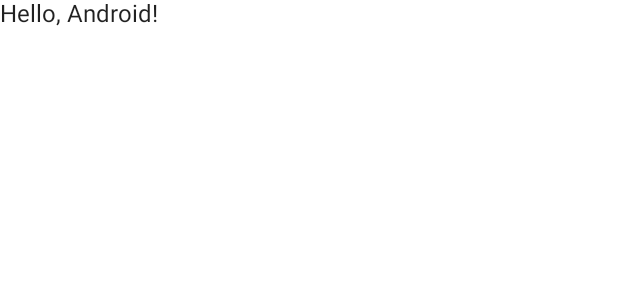
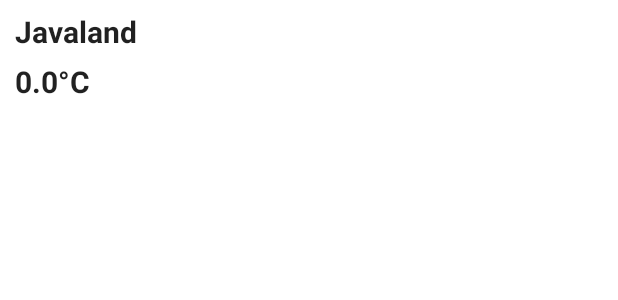
Before and after one commit to michalharakal/kmp-workshop, an Android app built with Jetpack Compose: the @Preview function DefaultPreview, on a phone screen of 412 x 824 dp. Shown: the top 300 px of the screen. Run offline under Robolectric (Android 15) with nearby library versions, the phone set to English and light mode, and no system bars.

Commit message:
Add DeviceView using DeviceViewModel on Desktop JVM and Android

```diff
--- a/javaland2023/codelab/iot-explorer/androidApp/src/main/java/iot/explorer/android/MainActivity.kt
+++ b/javaland2023/codelab/iot-explorer/androidApp/src/main/java/iot/explorer/android/MainActivity.kt
@@ -9,6 +9,8 @@ import androidx.compose.runtime.Composable
 import androidx.compose.ui.Modifier
 import androidx.compose.ui.tooling.preview.Preview
 import iot.explorer.Greeting
+import iot.explorer.presentation.DeviceView
+import iot.explorer.presentation.DeviceViewModel
 
 class MainActivity : ComponentActivity() {
     override fun onCreate(savedInstanceState: Bundle?) {
@@ -19,22 +21,18 @@ class MainActivity : ComponentActivity() {
                     modifier = Modifier.fillMaxSize(),
                     color = MaterialTheme.colors.background
                 ) {
-                    GreetingView(Greeting().greet())
+                    DeviceView(DeviceViewModel())
                 }
             }
         }
     }
 }
 
-@Composable
-fun GreetingView(text: String) {
-    Text(text = text)
-}
 
 @Preview
 @Composable
 fun DefaultPreview() {
     MyApplicationTheme {
-        GreetingView("Hello, Android!")
+        DeviceView(DeviceViewModel())
     }
 }
--- a/javaland2023/codelab/iot-explorer/gradle.properties
+++ b/javaland2023/codelab/iot-explorer/gradle.properties
@@ -11,3 +11,4 @@ android.nonTransitiveRClass=true
 #MPP
 kotlin.mpp.enableCInteropCommonization=true
 kotlin.mpp.androidSourceSetLayoutVersion=2
+org.jetbrains.compose.experimental.uikit.enabled=true
--- a/javaland2023/codelab/iot-explorer/shared/build.gradle.kts
+++ b/javaland2023/codelab/iot-explorer/shared/build.gradle.kts
@@ -1,6 +1,7 @@
 plugins {
+    id("com.android.library")
     kotlin("multiplatform")
-    id("com.android.library")
+    id("org.jetbrains.compose")
 }
 
 kotlin {
@@ -26,6 +27,9 @@ kotlin {
     sourceSets {
         val commonMain by getting {
             dependencies {
+                api(compose.runtime)
+                api(compose.foundation)
+                api(compose.material)
                 implementation("org.jetbrains.kotlinx:kotlinx-coroutines-core:1.6.4")
             }
         }
--- /dev/null
+++ b/javaland2023/codelab/iot-explorer/shared/src/commonMain/kotlin/iot/explorer/presentation/DeviceView.kt
@@ -0,0 +1,40 @@
+package iot.explorer.presentation
+
+import androidx.compose.foundation.layout.Column
+import androidx.compose.foundation.layout.Spacer
+import androidx.compose.foundation.layout.height
+import androidx.compose.foundation.layout.padding
+import androidx.compose.material.Text
+import androidx.compose.runtime.Composable
+import androidx.compose.runtime.collectAsState
+import androidx.compose.runtime.getValue
+import androidx.compose.ui.Modifier
+import androidx.compose.ui.text.TextStyle
+import androidx.compose.ui.text.font.FontWeight
+import androidx.compose.ui.text.style.TextAlign
+import androidx.compose.ui.unit.dp
+import androidx.compose.ui.unit.sp
+
+@Composable
+fun DeviceView(viewModel: DeviceViewModel) {
+    val deviceState by viewModel.state.collectAsState()
+
+    Column(Modifier.padding(10.dp)) {
+        Text(
+            deviceState.label, style = TextStyle(
+                fontSize = 20.sp,
+                fontWeight = FontWeight.Bold,
+                textAlign = TextAlign.Start
+            )
+        )
+        Spacer(Modifier.height(10.dp))
+        Text(
+            deviceState.temperature, style = TextStyle(
+                fontSize = 20.sp,
+                fontWeight = FontWeight.Bold,
+                textAlign = TextAlign.Start
+            )
+        )
+
+    }
+}
```
Also changed, not shown: 1 other file.
